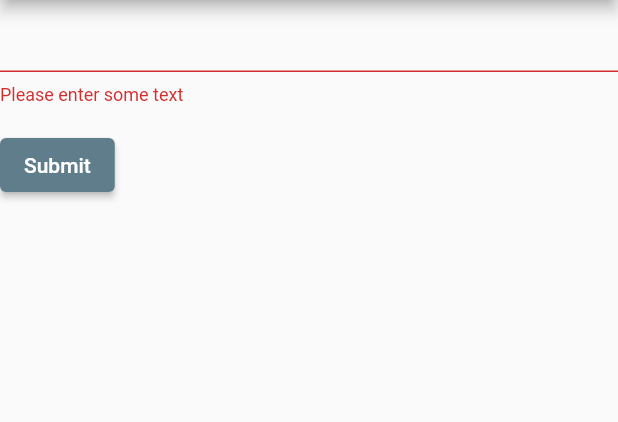
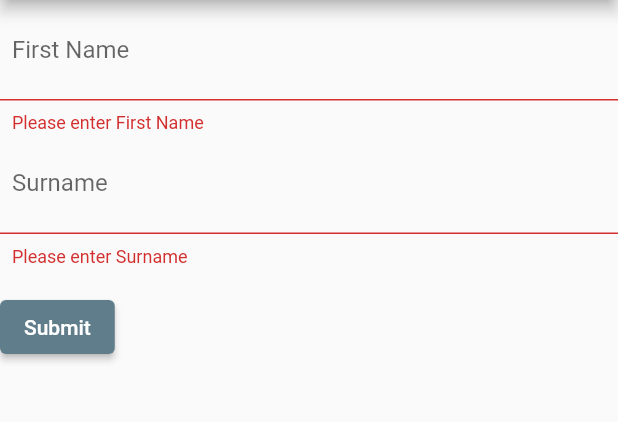
Before and after one commit to cpb-dev/flutter_form, a Flutter app: the screen it shows after launch, after a tap on "Submit", on a phone screen of 412 x 824 dp, the part 84-506 px from its top. Run offline on Flutter 3.47's test engine with Material 2 defaults, Android fonts, the phone set to English and light mode, and no system bars.

```diff
--- a/lib/main.dart
+++ b/lib/main.dart
@@ -42,16 +42,37 @@ class _MyHomePageState extends State<MyHomePage> {
         key: _formKey,
         child: Column(
           crossAxisAlignment: CrossAxisAlignment.start,
-          children: [
+          children: <Widget> [
+
             TextFormField(
               // The validator receives the text that the user has entered.
               validator: (value) {
                 if (value == null || value.isEmpty) {
-                  return 'Please enter some text';
+                  return 'Please enter First Name';
                 }
                 return null;
               },
+              decoration: InputDecoration(
+                labelText: "First Name",
+                contentPadding: EdgeInsets.symmetric(horizontal: 8, vertical: 16),
+                border: UnderlineInputBorder(),
+              ),
             ),
+            TextFormField(
+              // The validator receives the text that the user has entered.
+              validator: (value) {
+                if (value == null || value.isEmpty) {
+                  return 'Please enter Surname';
+                }
+                return null;
+              },
+              decoration: InputDecoration(
+                labelText: "Surname",
+                contentPadding: EdgeInsets.symmetric(horizontal: 8, vertical: 16),
+                border: UnderlineInputBorder(),
+              ),
+            ),
+
             Padding(
               padding: const EdgeInsets.symmetric(vertical: 16.0),
               child: ElevatedButton(
```
